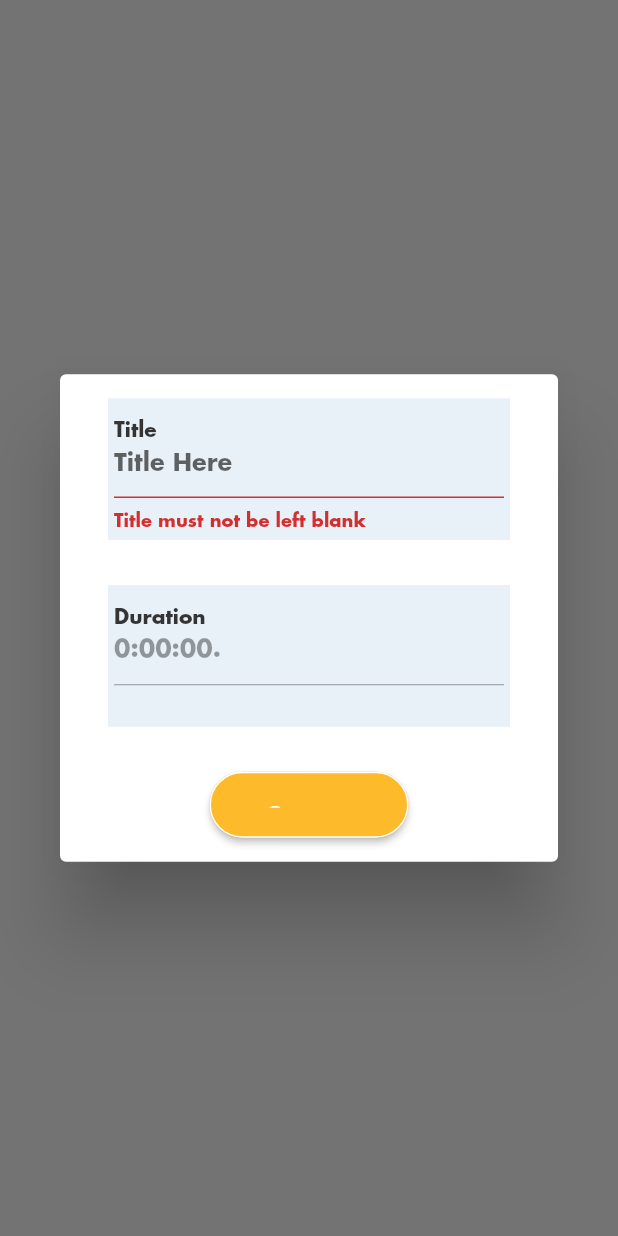
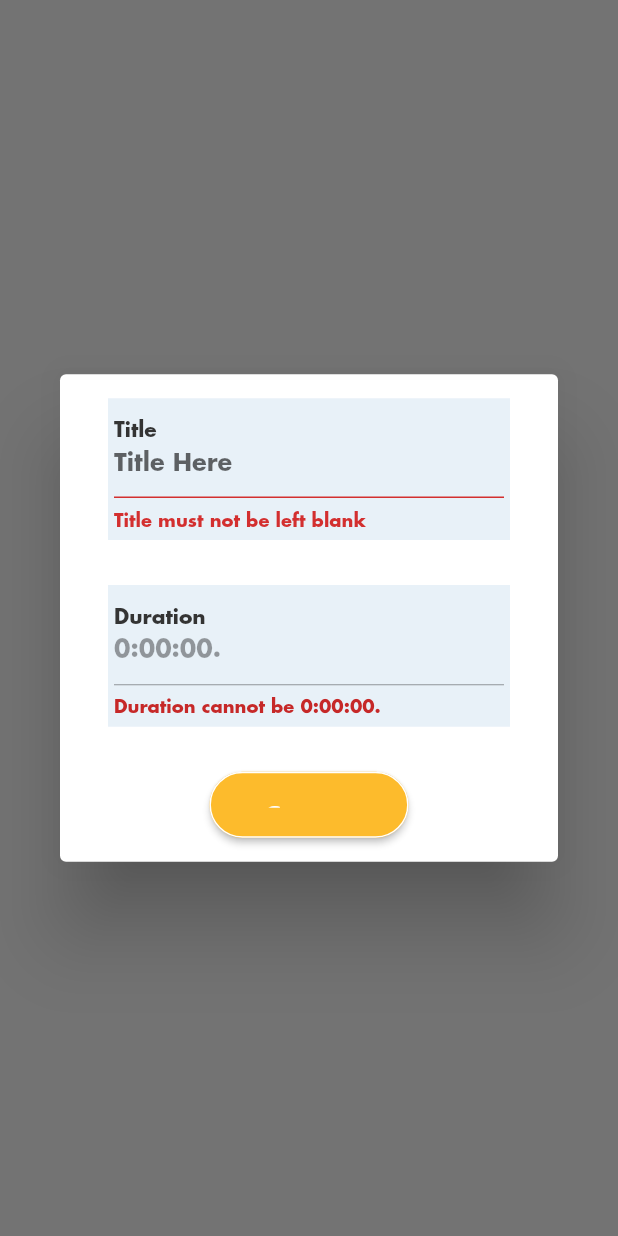
Before and after one commit to CCExtractor/beacon, a Flutter app: what createHikeDialog() shows on an empty page, opened directly with empty values, after a tap on "Duration", after a tap on "Create", on a phone screen of 412 x 824 dp. Run offline on Flutter 3.47's test engine with Material 2 defaults, Android fonts, the phone set to English and light mode, and no system bars; drawn by our look-alikes of overlay_support; our stand-ins replace fluttertoast, geolocator, get_it, google_maps_flutter, graphql_flutter, hive and 9 more; missing offline and left inert: duration_picker, flutter_config, flutter_polyline_points, geocoder; accounts and stored records are empty; generated files the repository leaves out were written again; statements that could not run were skipped.

Commit message:
Now if duration is 0:00:00 it will show error

```diff
--- a/lib/components/create_join_dialog.dart
+++ b/lib/components/create_join_dialog.dart
@@ -6,7 +6,6 @@ import 'package:beacon/utilities/constants.dart';
 import 'package:beacon/view_model/home_view_model.dart';
 import 'package:duration_picker/duration_picker.dart';
 import 'package:flutter/material.dart';
-import 'package:duration_picker/duration_picker.dart';
 import 'package:google_maps_flutter/google_maps_flutter.dart';
 
 class CreateJoinBeaconDialog {
@@ -77,13 +76,13 @@ class CreateJoinBeaconDialog {
                                       .toString()
                                       .substring(0, 8);
                                 },
-                                validator: (value) {
-                                  if (value.startsWith("0:00:00"))
-                                    return "Enter valid duration";
-                                  return null;
-                                },
+                                validator: (value) =>
+                                    Validator.validateDuration(
+                                        value.toString()),
                                 decoration: InputDecoration(
                                     alignLabelWithHint: true,
+                                    errorStyle:
+                                        TextStyle(color: Colors.red[800]),
                                     floatingLabelBehavior:
                                         FloatingLabelBehavior.always,
                                     labelText: 'Duration',
--- a/lib/services/validators.dart
+++ b/lib/services/validators.dart
@@ -55,4 +55,11 @@ class Validator {
     }
     return null;
   }
+
+  static String validateDuration(String duration) {
+    if (duration.startsWith("0:00:00.")) {
+      return "Duration cannot be $duration";
+    }
+    return null;
+  }
 }
```
